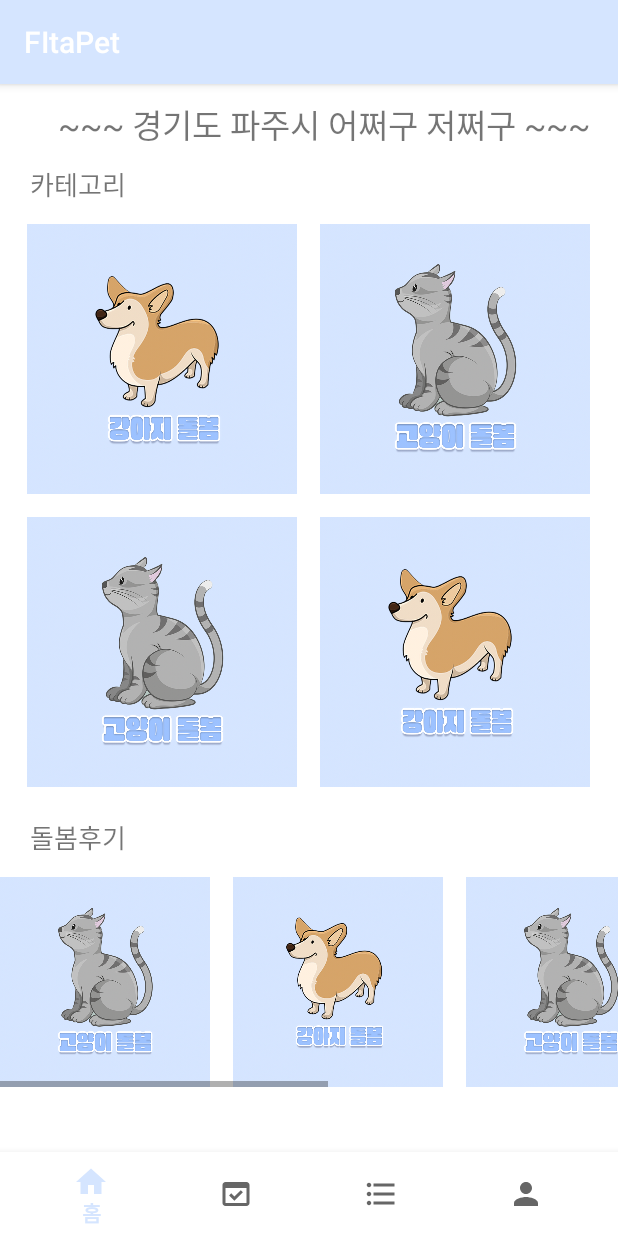
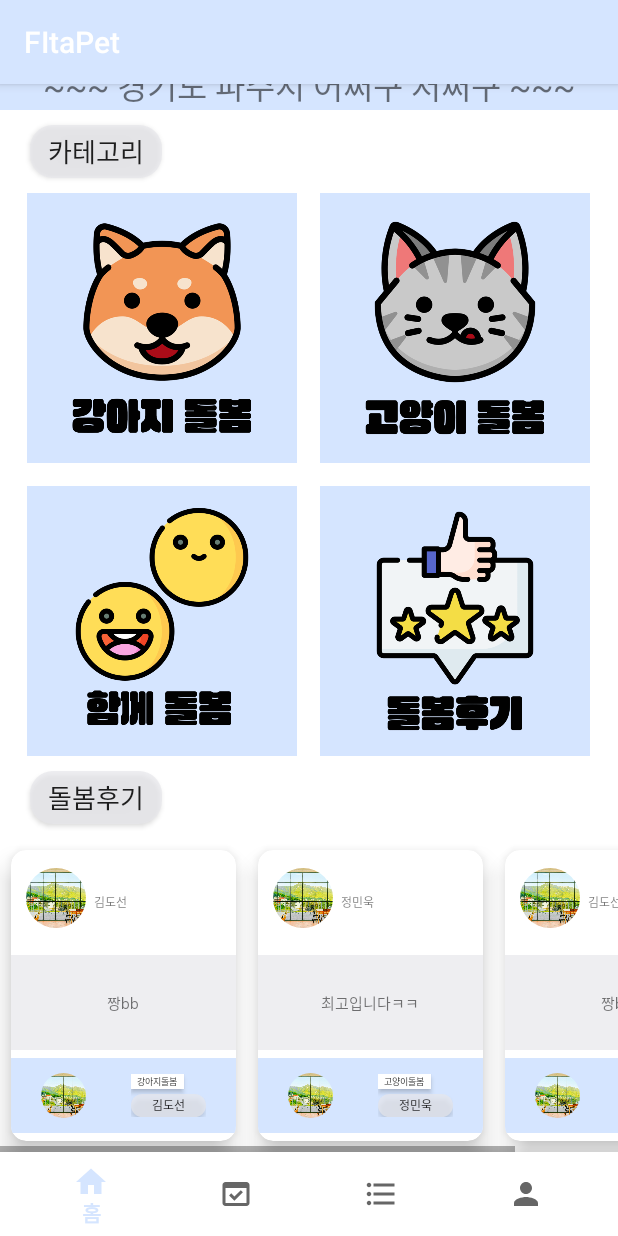
Before and after one commit to ehtjsv2/FitaPetService_Client_Personal_Version, an Android app: the HomeFragment screen opened directly, with no data from a screen before it, on a phone screen of 412 x 824 dp. Run offline under Robolectric (Android 15) with nearby library versions, the phone set to English and light mode, and no system bars; our stand-ins replace CircleImageView.

Commit message:
home review

```diff
--- a/app/src/main/java/com/example/fitapet/navfragment/HomeFragment.kt
+++ b/app/src/main/java/com/example/fitapet/navfragment/HomeFragment.kt
@@ -6,20 +6,47 @@ import androidx.fragment.app.Fragment
 import android.view.LayoutInflater
 import android.view.View
 import android.view.ViewGroup
+import androidx.recyclerview.widget.LinearLayoutManager
+import androidx.recyclerview.widget.RecyclerView
 import com.example.fitapet.PetsitterList.DogServiceFragment
+import com.example.fitapet.PetsitterList.PetsitterCard
+import com.example.fitapet.PetsitterList.PetsitterListAdapter
 import com.example.fitapet.R
 import com.example.fitapet.databinding.FragmentHomeBinding
 import com.example.fitapet.databinding.FragmentPetListRecyclerBinding
+import com.example.fitapet.databinding.ReviewHomeBinding
+import com.example.fitapet.ui.reservation.petList.PetListRecyclerFragment
 
 class HomeFragment : Fragment() {
     private var _binding: FragmentHomeBinding? = null
     private val binding get() = _binding!!
+
+    val reviewscards = mutableListOf<ReviewCard>()
+    val reviewListAdapter=ReviewListAdapter(reviewscards)
+
     override fun onCreateView(
         inflater: LayoutInflater, container: ViewGroup?,
         savedInstanceState: Bundle?
     ): View? {
         // Inflate the layout for this fragment
         _binding = FragmentHomeBinding.inflate(inflater,container,false)
+
+        reviewscards.add(ReviewCard("R.drawable.example1","김도선","짱bb","R.drawable.example1","강아지돌봄","김도선"))
+        reviewscards.add(ReviewCard("R.drawable.example1","정민욱","최고입니다ㅋㅋ","R.drawable.example1","고양이돌봄","정민욱"))
+        reviewscards.add(ReviewCard("R.drawable.example1","김도선","짱bb","R.drawable.example1","강아지돌봄","김도선"))
+        reviewscards.add(ReviewCard("R.drawable.example1","정민욱","최고입니다ㅋㅋ","R.drawable.example1","고양이돌봄","정민욱"))
+        reviewscards.add(ReviewCard("R.drawable.example1","김도선","짱bb","R.drawable.example1","강아지돌봄","김도선"))
+        reviewscards.add(ReviewCard("R.drawable.example1","정민욱","최고입니다ㅋㅋ","R.drawable.example1","고양이돌봄","정민욱"))
+
+        binding.reviewRecylcerView.layoutManager= LinearLayoutManager(requireContext(), RecyclerView.HORIZONTAL, false)
+
+        binding.reviewRecylcerView.adapter=reviewListAdapter
+//        reviewListAdapter.setItemClickListener(object : ReviewListAdapter.OnItemClickListener{
+//            override fun onClick(v: View, position: Int) {
+//                loadFragment(PetListRecyclerFragment())
+//            }
+//
+//        })
 
         binding.dogServices.setOnClickListener {
             loadFragment(DogServiceFragment())
--- /dev/null
+++ b/app/src/main/java/com/example/fitapet/navfragment/ReviewCard.kt
@@ -0,0 +1,8 @@
+package com.example.fitapet.navfragment
+
+data class ReviewCard(var profileImg: String,
+                      var parentName: String,
+                      var reviewText: String,
+                      var petsitterImg: String,
+                      var serviceList: String,
+                      var petsitterName: String, )
--- /dev/null
+++ b/app/src/main/java/com/example/fitapet/navfragment/ReviewListAdapter.kt
@@ -0,0 +1,56 @@
+package com.example.fitapet.navfragment
+
+import android.content.Context
+import android.content.Intent
+import android.view.LayoutInflater
+import android.view.View
+import android.view.ViewGroup
+import android.widget.ImageView
+import android.widget.TextView
+import androidx.recyclerview.widget.RecyclerView
+import com.example.fitapet.R
+import com.example.fitapet.databinding.PetItemMainBinding
+import com.example.fitapet.databinding.FragmentFriendBinding
+import com.example.fitapet.databinding.FriendListBinding
+import com.example.fitapet.databinding.ReviewHomeBinding
+import com.example.fitapet.navfragment.FriendCard
+import com.example.fitapet.navfragment.FriendFragment
+
+class ReviewListAdapter(val reviewCard:MutableList<ReviewCard>): RecyclerView.Adapter<RecyclerView.ViewHolder>() {
+    class MyViewHolder(val binding: ReviewHomeBinding) : RecyclerView.ViewHolder(binding.root){
+
+    }
+
+    override fun onCreateViewHolder(parent: ViewGroup, viewType: Int): RecyclerView.ViewHolder {
+        return ReviewListAdapter.MyViewHolder(
+            ReviewHomeBinding.inflate(
+                LayoutInflater.from(parent.context),
+                parent, false
+            )
+        )
+    }
+
+    override fun onBindViewHolder(holder: RecyclerView.ViewHolder, position: Int) {
+        val binding = (holder as ReviewListAdapter.MyViewHolder).binding
+        binding.parentImage.setImageResource(R.drawable.example1)
+        binding.parentName.text=reviewCard[position].parentName
+        binding.reviewText.text=reviewCard[position].reviewText
+        binding.petsitterImg.setImageResource(R.drawable.example1)
+        binding.whatService.text=reviewCard[position].serviceList
+        binding.petsittername.text=reviewCard[position].petsitterName
+//        holder.itemView.setOnClickListener {
+//            itemClickListener.onClick(it, position)
+//        }
+    }
+    interface OnItemClickListener {
+        fun onClick(v: View, position: Int)
+    }
+    fun setItemClickListener(onItemClickListener: OnItemClickListener) {
+        this.itemClickListener = onItemClickListener
+    }
+    private lateinit var itemClickListener : OnItemClickListener
+
+    override fun getItemCount(): Int {
+        return reviewCard.size
+    }
+}
--- a/app/src/main/res/layout/fragment_home.xml
+++ b/app/src/main/res/layout/fragment_home.xml
@@ -11,22 +11,25 @@
         tools:context=".navfragment.HomeFragment">
 
         <TextView
-            android:layout_width="wrap_content"
+            android:layout_width="match_parent"
             android:layout_height="wrap_content"
-            android:layout_marginLeft="10dp"
             android:layout_marginTop="10dp"
             android:layout_marginBottom="10dp"
             android:layout_gravity="center"
+            android:gravity="center"
             android:textSize="22dp"
+            android:background="@color/main"
             android:text="~~~ 경기도 파주시 어쩌구 저쩌구 ~~~" />
 
-        <TextView
+        <Button
             android:id="@+id/research"
-            android:layout_width="match_parent"
-            android:layout_height="40dp"
+            android:layout_width="wrap_content"
+            android:background="@drawable/option_choice_button"
+            android:layout_height="35dp"
             android:layout_marginLeft="20dp"
             android:text="카테고리"
-            android:textSize="17dp" />
+            android:textSize="17dp"
+            android:layout_marginBottom="10dp"/>
 
         <GridLayout
             android:layout_width="wrap_content"
@@ -40,9 +43,9 @@
                 android:id="@+id/dog_services"
                 android:layout_width="180dp"
                 android:layout_height="180dp"
-                android:scaleType="fitXY"
+                android:scaleType="centerCrop"
                 android:background="@drawable/solid_button"
-                android:src="@drawable/dog_service" />
+                android:src="@drawable/dogservice" />
 
             <ImageButton
                 android:id="@+id/cat_services"
@@ -50,7 +53,7 @@
                 android:layout_height="180dp"
                 android:scaleType="fitXY"
                 android:background="@drawable/solid_button"
-                android:src="@drawable/cat_service"
+                android:src="@drawable/catservice"
                 android:layout_marginBottom="15dp"
                 android:layout_marginStart="15dp"/>
 
@@ -58,9 +61,9 @@
                 android:id="@+id/together_services"
                 android:layout_width="180dp"
                 android:layout_height="180dp"
-                android:scaleType="fitXY"
+                android:scaleType="fitStart"
                 android:background="@drawable/solid_button"
-                android:src="@drawable/cat_service" />
+                android:src="@drawable/togetherservice" />
 
             <ImageButton
                 android:id="@+id/reviews"
@@ -68,19 +71,21 @@
                 android:layout_height="180dp"
                 android:scaleType="fitXY"
                 android:background="@drawable/solid_button"
-                android:src="@drawable/dog_service"
+                android:src="@drawable/review"
                 android:layout_marginStart="15dp"/>
 
         </GridLayout>
 
-        <TextView
-            android:id="@+id/service_review"
-            android:layout_width="match_parent"
-            android:layout_height="40dp"
+        <Button
+            android:id="@+id/service_reviews"
+            android:layout_width="wrap_content"
+            android:background="@drawable/option_choice_button"
+            android:layout_height="35dp"
             android:layout_marginLeft="20dp"
-            android:layout_marginTop="20dp"
             android:text="돌봄후기"
-            android:textSize="17dp" />
+            android:textSize="17dp"
+            android:layout_marginTop="10dp"
+            android:layout_marginBottom="10dp"/>
 
         <HorizontalScrollView
             xmlns:android="http://schemas.android.com/apk/res/android"
@@ -92,45 +97,12 @@
                 android:layout_height="match_parent"
                 android:orientation="horizontal">
 
-                <ImageButton
-                    android:layout_width="140dp"
-                    android:layout_height="140dp"
-                    android:scaleType="fitXY"
-                    android:background="@color/main"
-                    android:layout_marginRight="15dp"
-                    android:src="@drawable/cat_service" />
-
-                <ImageButton
-                    android:layout_width="140dp"
-                    android:layout_height="140dp"
-                    android:scaleType="fitXY"
-                    android:background="@color/main"
-                    android:layout_marginRight="15dp"
-                    android:src="@drawable/dog_service" />
-
-                <ImageButton
-                    android:layout_width="140dp"
-                    android:layout_height="140dp"
-                    android:scaleType="fitXY"
-                    android:background="@color/main"
-                    android:layout_marginRight="15dp"
-                    android:src="@drawable/cat_service" />
-
-                <ImageButton
-                    android:layout_width="140dp"
-                    android:layout_height="140dp"
-                    android:scaleType="fitXY"
-                    android:background="@color/main"
-                    android:layout_marginRight="15dp"
-                    android:src="@drawable/dog_service" />
-
-                <ImageButton
-                    android:layout_width="140dp"
-                    android:layout_height="140dp"
-                    android:scaleType="fitXY"
-                    android:background="@color/main"
-                    android:layout_marginRight="15dp"
-                    android:src="@drawable/cat_service" />
+                <androidx.recyclerview.widget.RecyclerView
+                    android:id="@+id/reviewRecylcerView"
+                    android:layout_width="match_parent"
+                    android:layout_height="match_parent"
+                    android:orientation="horizontal"
+                    android:layout_weight="1"/>
 
             </LinearLayout>
 
--- /dev/null
+++ b/app/src/main/res/layout/review_home.xml
@@ -0,0 +1,132 @@
+<?xml version="1.0" encoding="utf-8"?>
+
+<androidx.cardview.widget.CardView
+    xmlns:android="http://schemas.android.com/apk/res/android"
+    xmlns:app="http://schemas.android.com/apk/res-auto"
+    xmlns:tools="http://schemas.android.com/tools"
+    android:layout_width="150dp"
+    android:layout_height="wrap_content"
+    android:layout_margin="7dp"
+    android:padding="10dp"
+    app:cardElevation="10dp"
+    app:cardCornerRadius="10dp"
+    android:id="@+id/review_card"
+    android:clickable="true">
+
+    <LinearLayout
+        android:layout_width="match_parent"
+        android:layout_height="wrap_content"
+        android:orientation="vertical">
+
+        <GridLayout
+            android:layout_width="wrap_content"
+            android:layout_height="wrap_content"
+            android:orientation="horizontal"
+            android:columnCount="2"
+            android:layout_marginTop="10dp">
+
+            <de.hdodenhof.circleimageview.CircleImageView
+                android:id="@+id/parentImage"
+                android:layout_width="40dp"
+                android:layout_height="40dp"
+                android:src="@drawable/example1"
+                android:layout_marginBottom="5dp"
+                android:layout_marginRight="5dp"
+                android:layout_marginLeft="10dp"
+                android:layout_gravity="center"/>
+
+            <TextView
+                android:layout_width="wrap_content"
+                android:layout_height="50dp"
+                android:text="보호자 이름"
+                android:textSize="8dp"
+                android:layout_gravity="center"
+                android:gravity="center"
+                android:layout_marginRight="10dp"
+                android:id="@+id/parentName"/>
+
+        </GridLayout>
+
+        <LinearLayout
+            android:layout_width="match_parent"
+            android:layout_height="match_parent"
+            android:orientation="vertical" />
+
+            <TextView
+                android:id="@+id/reviewText"
+                android:layout_width="match_parent"
+                android:layout_height="wrap_content"
+                android:fontFamily="monospace"
+                android:lines="2"
+                android:text="후기 내용"
+                android:padding="18dp"
+                android:layout_gravity="center"
+                android:gravity="center"
+                android:background="@color/light_gray"
+                android:textSize="10dp"
+                android:layout_marginTop="10dp" />
+
+            <GridLayout
+                android:layout_width="match_parent"
+                android:layout_height="wrap_content"
+                android:orientation="horizontal"
+                android:columnCount="2"
+                android:layout_marginTop="5dp"
+                android:layout_marginBottom="5dp"
+                android:layout_gravity="center"
+                android:gravity="center"
+                android:background="@color/main">
+
+                <de.hdodenhof.circleimageview.CircleImageView
+                    android:id="@+id/petsitterImg"
+                    android:layout_width="30dp"
+                    android:layout_height="30dp"
+                    android:src="@drawable/example1"
+                    android:layout_marginBottom="10dp"
+                    android:layout_marginRight="10dp"
+                    android:layout_marginLeft="20dp"
+                    android:layout_marginTop="10dp"
+                    android:layout_gravity="center"
+                    android:gravity="center"/>
+
+                <LinearLayout
+                    android:layout_height="wrap_content"
+                    android:layout_width="wrap_content"
+                    android:orientation="vertical"
+                    android:layout_gravity="center"
+                    android:gravity="center">
+
+                    <GridLayout
+                        android:layout_width="wrap_content"
+                        android:layout_height="wrap_content"
+                        android:orientation="vertical"
+                        android:columnCount="2"
+                        android:layout_gravity="center"
+                        android:gravity="center">
+
+                        <Button
+                            android:layout_width="35dp"
+                            android:layout_height="10dp"
+                            android:text="돌봄 종류"
+                            android:textSize="6dp"
+                            android:background="@color/white"
+                            android:id="@+id/whatService" />
+
+                        <Button
+                            android:layout_width="50dp"
+                            android:layout_height="15dp"
+                            android:text="펫시터 이름"
+                            android:textSize="8dp"
+                            android:background="@drawable/option_choice_button"
+                            android:layout_marginTop="3dp"
+                            android:id="@+id/petsittername" />
+
+                    </GridLayout>
+
+                </LinearLayout>
+
+            </GridLayout>
+
+    </LinearLayout>
+
+</androidx.cardview.widget.CardView>
```
Also changed, not shown: app/src/main/res/drawable/catservice.png (added), app/src/main/res/drawable/dogservice.png (added), app/src/main/res/drawable/review.png (added), app/src/main/res/drawable/togetherservice.png (added).
